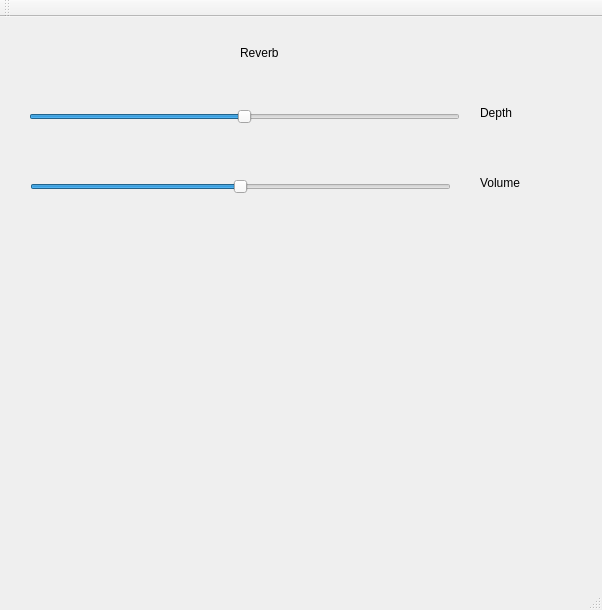
Above: Mesa_de_Audio_UDP/mainwindow.ui from claudiovb/Projetos2 before the change. Below: the same form after it.
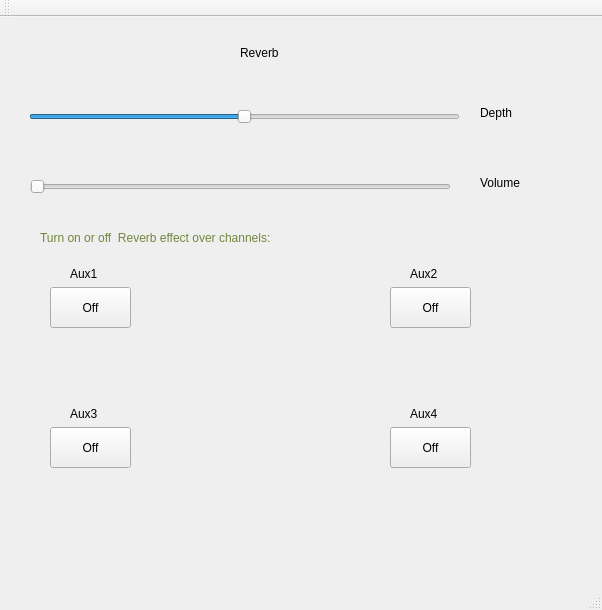
That is the form after the change.

The edit to the form file:
```diff
--- a/Mesa_de_Audio_UDP/mainwindow.ui
+++ b/Mesa_de_Audio_UDP/mainwindow.ui
@@ -82,10 +82,10 @@
      </rect>
     </property>
     <property name="minimum">
-     <number>-32768</number>
+     <number>0</number>
     </property>
     <property name="maximum">
-     <number>32767</number>
+     <number>2047</number>
     </property>
     <property name="orientation">
      <enum>Qt::Horizontal</enum>
@@ -104,6 +104,160 @@
      <string>Volume</string>
     </property>
    </widget>
+   <widget class="QPushButton" name="pushButton">
+    <property name="geometry">
+     <rect>
+      <x>50</x>
+      <y>270</y>
+      <width>81</width>
+      <height>41</height>
+     </rect>
+    </property>
+    <property name="text">
+     <string>Off</string>
+    </property>
+   </widget>
+   <widget class="QLabel" name="label_5">
+    <property name="geometry">
+     <rect>
+      <x>70</x>
+      <y>250</y>
+      <width>47</width>
+      <height>13</height>
+     </rect>
+    </property>
+    <property name="text">
+     <string>Aux1</string>
+    </property>
+   </widget>
+   <widget class="QPushButton" name="pushButton_2">
+    <property name="geometry">
+     <rect>
+      <x>390</x>
+      <y>270</y>
+      <width>81</width>
+      <height>41</height>
+     </rect>
+    </property>
+    <property name="text">
+     <string>Off</string>
+    </property>
+   </widget>
+   <widget class="QLabel" name="label_6">
+    <property name="geometry">
+     <rect>
+      <x>410</x>
+      <y>250</y>
+      <width>47</width>
+      <height>13</height>
+     </rect>
+    </property>
+    <property name="text">
+     <string>Aux2</string>
+    </property>
+   </widget>
+   <widget class="QPushButton" name="pushButton_3">
+    <property name="geometry">
+     <rect>
+      <x>50</x>
+      <y>410</y>
+      <width>81</width>
+      <height>41</height>
+     </rect>
+    </property>
+    <property name="text">
+     <string>Off</string>
+    </property>
+   </widget>
+   <widget class="QLabel" name="label_7">
+    <property name="geometry">
+     <rect>
+      <x>70</x>
+      <y>390</y>
+      <width>47</width>
+      <height>13</height>
+     </rect>
+    </property>
+    <property name="text">
+     <string>Aux3</string>
+    </property>
+   </widget>
+   <widget class="QPushButton" name="pushButton_4">
+    <property name="geometry">
+     <rect>
+      <x>390</x>
+      <y>410</y>
+      <width>81</width>
+      <height>41</height>
+     </rect>
+    </property>
+    <property name="text">
+     <string>Off</string>
+    </property>
+   </widget>
+   <widget class="QLabel" name="label_8">
+    <property name="geometry">
+     <rect>
+      <x>410</x>
+      <y>390</y>
+      <width>47</width>
+      <height>13</height>
+     </rect>
+    </property>
+    <property name="text">
+     <string>Aux4</string>
+    </property>
+   </widget>
+   <widget class="QLabel" name="label_9">
+    <property name="geometry">
+     <rect>
+      <x>40</x>
+      <y>200</y>
+      <width>381</width>
+      <height>41</height>
+     </rect>
+    </property>
+    <property name="palette">
+     <palette>
+      <active>
+       <colorrole role="WindowText">
+        <brush brushstyle="SolidPattern">
+         <color alpha="255">
+          <red>114</red>
+          <green>134</green>
+          <blue>60</blue>
+         </color>
+        </brush>
+       </colorrole>
+      </active>
+      <inactive>
+       <colorrole role="WindowText">
+        <brush brushstyle="SolidPattern">
+         <color alpha="255">
+          <red>114</red>
+          <green>134</green>
+          <blue>60</blue>
+         </color>
+        </brush>
+       </colorrole>
+      </inactive>
+      <disabled>
+       <colorrole role="WindowText">
+        <brush brushstyle="SolidPattern">
+         <color alpha="255">
+          <red>120</red>
+          <green>120</green>
+          <blue>120</blue>
+         </color>
+        </brush>
+       </colorrole>
+      </disabled>
+     </palette>
+    </property>
+    <property name="text">
+     <string>Turn on or off  Reverb effect over channels:</string>
+    </property>
+   </widget>
   </widget>
   <widget class="QMenuBar" name="menuBar">
    <property name="geometry">
```
